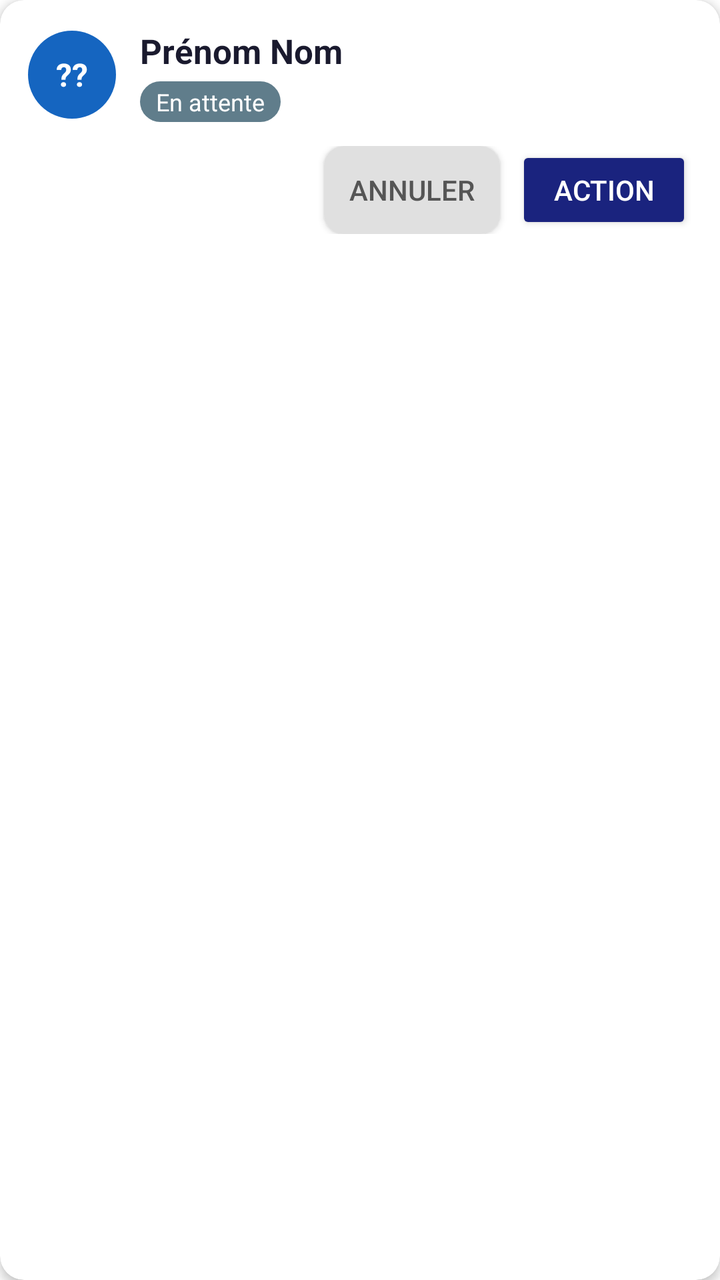
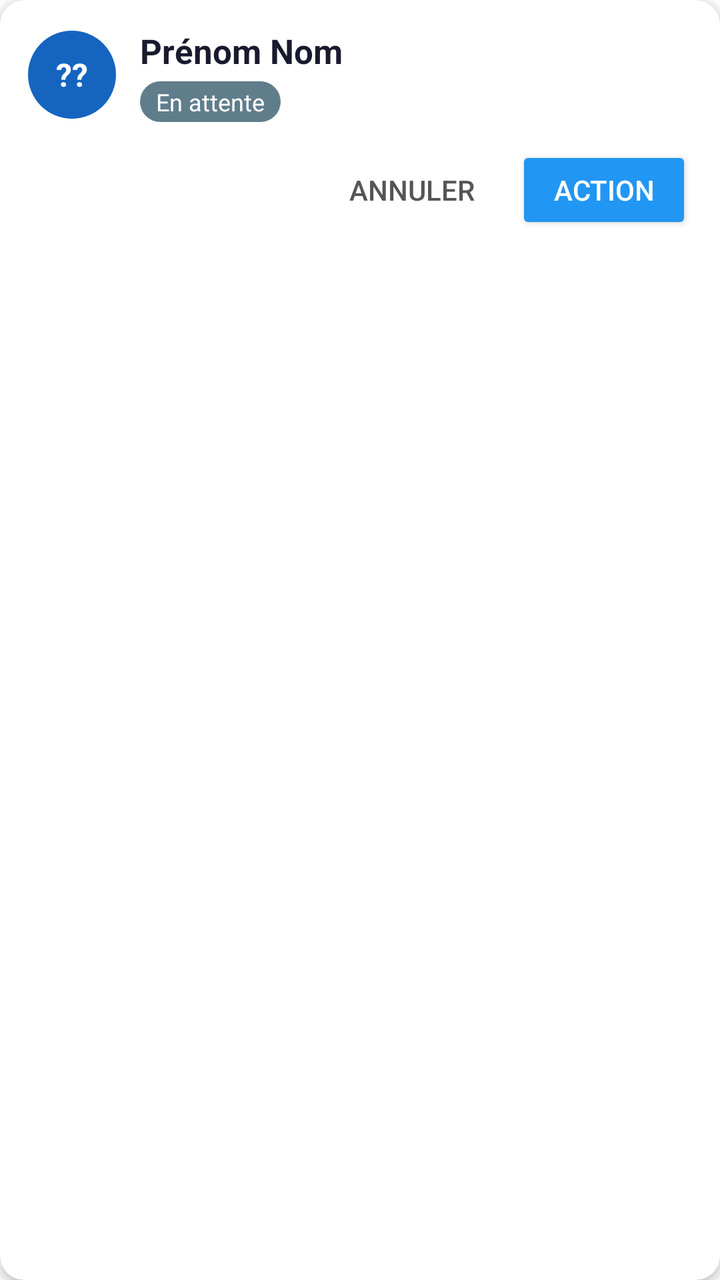

Two renders of the same Android screen: before a commit and after it. Below are the layout's source before the change and the commit's diff.
<!-- AndroidManifest.xml: application theme Theme.Follow -->
<!-- res/layout/item_vol.xml -->
<?xml version="1.0" encoding="utf-8"?>
<androidx.cardview.widget.CardView
    xmlns:android="http://schemas.android.com/apk/res/android"
    xmlns:app="http://schemas.android.com/apk/res-auto"
    android:id="@+id/cardView"
    android:layout_width="match_parent"
    android:layout_height="wrap_content"
    android:layout_marginHorizontal="4dp"
    android:layout_marginVertical="5dp"
    app:cardCornerRadius="12dp"
    app:cardElevation="3dp">

    <LinearLayout
        android:layout_width="match_parent"
        android:layout_height="wrap_content"
        android:orientation="vertical"
        android:padding="14dp">

        
        <LinearLayout
            android:layout_width="match_parent"
            android:layout_height="wrap_content"
            android:orientation="horizontal"
            android:gravity="center_vertical">

            
            <TextView
                android:id="@+id/tvInitiales"
                android:layout_width="44dp"
                android:layout_height="44dp"
                android:gravity="center"
                android:textSize="16sp"
                android:textStyle="bold"
                android:textColor="#FFFFFF"
                android:background="@drawable/bg_avatar"
                android:text="??" />

            
            <LinearLayout
                android:layout_width="0dp"
                android:layout_height="wrap_content"
                android:layout_weight="1"
                android:orientation="vertical"
                android:layout_marginStart="12dp">

                <TextView
                    android:id="@+id/tvNom"
                    android:layout_width="wrap_content"
                    android:layout_height="wrap_content"
                    android:textSize="17sp"
                    android:textStyle="bold"
                    android:textColor="#1A1A2E"
                    android:text="Prénom Nom" />

                <TextView
                    android:id="@+id/tvStatut"
                    android:layout_width="wrap_content"
                    android:layout_height="wrap_content"
                    android:layout_marginTop="4dp"
                    android:paddingHorizontal="8dp"
                    android:paddingVertical="2dp"
                    android:textSize="12sp"
                    android:textColor="#FFFFFF"
                    android:background="@drawable/bg_badge"
                    android:text="En attente" />

            </LinearLayout>

            
            <TextView
                android:id="@+id/tvTime"
                android:layout_width="wrap_content"
                android:layout_height="wrap_content"
                android:textSize="18sp"
                android:textStyle="bold"
                android:textColor="#1565C0"
                android:fontFamily="monospace"
                android:visibility="gone"
                android:text="09:34" />

        </LinearLayout>

        
        <TextView
            android:id="@+id/tvExos"
            android:layout_width="match_parent"
            android:layout_height="wrap_content"
            android:layout_marginTop="8dp"
            android:paddingHorizontal="10dp"
            android:paddingVertical="5dp"
            android:textSize="13sp"
            android:textColor="#1565C0"
            android:background="@drawable/bg_exos"
            android:visibility="gone"
            android:text="NF2 5 • NF2 6" />

        
        <LinearLayout
            android:layout_width="match_parent"
            android:layout_height="wrap_content"
            android:orientation="horizontal"
            android:layout_marginTop="12dp"
            android:gravity="end">

            <Button
                android:id="@+id/btnSecondary"
                android:layout_width="wrap_content"
                android:layout_height="44dp"
                android:layout_marginEnd="8dp"
                android:textSize="14sp"
                android:textColor="#555"
                android:background="@drawable/bg_btn_secondary"
                android:text="Annuler" />

            <Button
                android:id="@+id/btnPrimary"
                android:layout_width="wrap_content"
                android:layout_height="44dp"
                android:textSize="14sp"
                android:textColor="#FFFFFF"
                android:backgroundTint="@color/colorPrimary"
                android:text="Action" />

        </LinearLayout>

    </LinearLayout>

</androidx.cardview.widget.CardView>
<!-- resources referenced by this layout -->
<resources>
  <color name="colorPrimary">#1A237E</color>
  <!-- drawable bg_avatar (drawable) -->
  <?xml version="1.0" encoding="utf-8"?>
  <shape xmlns:android="http://schemas.android.com/apk/res/android"
      android:shape="oval">
      <solid android:color="#1565C0" />
  </shape>
  <!-- drawable bg_badge (drawable) -->
  <?xml version="1.0" encoding="utf-8"?>
  <shape xmlns:android="http://schemas.android.com/apk/res/android"
      android:shape="rectangle">
      <corners android:radius="20dp" />
      <solid android:color="#607D8B" />
  </shape>
  <!-- drawable bg_btn_secondary (drawable) -->
  <?xml version="1.0" encoding="utf-8"?>
  <shape xmlns:android="http://schemas.android.com/apk/res/android"
      android:shape="rectangle">
      <corners android:radius="10dp" />
      <solid android:color="#E0E0E0" />
  </shape>
  <!-- drawable bg_exos (drawable) -->
  <?xml version="1.0" encoding="utf-8"?>
  <shape xmlns:android="http://schemas.android.com/apk/res/android"
      android:shape="rectangle">
      <corners android:radius="8dp" />
      <solid android:color="#E3F2FD" />
      <stroke android:width="1dp" android:color="#90CAF9" />
  </shape>
  <style name="Theme.Follow" parent="Theme.MaterialComponents.Light.NoActionBar">
          <item name="colorPrimary">@color/colorPrimary</item>
          <item name="colorPrimaryDark">@color/colorPrimaryDark</item>
          <item name="colorAccent">@color/colorAccent</item>
          <item name="android:windowBackground">@android:color/white</item>
      </style>
  <color name="colorPrimaryDark">#0D1452</color>
  <color name="colorAccent">#2196F3</color>
</resources>

<!-- the commit's change to res/layout/item_vol.xml (unified diff, before → after) -->
@@ -16,14 +16,12 @@
         android:orientation="vertical"
         android:padding="14dp">
 
-        
         <LinearLayout
             android:layout_width="match_parent"
             android:layout_height="wrap_content"
             android:orientation="horizontal"
             android:gravity="center_vertical">
 
-            
             <TextView
                 android:id="@+id/tvInitiales"
                 android:layout_width="44dp"
@@ -35,7 +33,6 @@
                 android:background="@drawable/bg_avatar"
                 android:text="??" />
 
-            
             <LinearLayout
                 android:layout_width="0dp"
                 android:layout_height="wrap_content"
@@ -66,7 +63,6 @@
 
             </LinearLayout>
 
-            
             <TextView
                 android:id="@+id/tvTime"
                 android:layout_width="wrap_content"
@@ -80,7 +76,6 @@
 
         </LinearLayout>
 
-        
         <TextView
             android:id="@+id/tvExos"
             android:layout_width="match_parent"
@@ -94,7 +89,6 @@
             android:visibility="gone"
             android:text="NF2 5 • NF2 6" />
 
-        
         <LinearLayout
             android:layout_width="match_parent"
             android:layout_height="wrap_content"
@@ -108,8 +102,8 @@
                 android:layout_height="44dp"
                 android:layout_marginEnd="8dp"
                 android:textSize="14sp"
-                android:textColor="#555"
-                android:background="@drawable/bg_btn_secondary"
+                android:textColor="#555555"
+                style="@style/Widget.AppCompat.Button.Borderless"
                 android:text="Annuler" />
 
             <Button
@@ -118,7 +112,7 @@
                 android:layout_height="44dp"
                 android:textSize="14sp"
                 android:textColor="#FFFFFF"
-                android:backgroundTint="@color/colorPrimary"
+                style="@style/Widget.AppCompat.Button.Colored"
                 android:text="Action" />
 
         </LinearLayout>
<!-- resource entries referenced after the edit -->
@@ -1,6 +1,5 @@
 <!-- resources referenced by this layout -->
 <resources>
-  <color name="colorPrimary">#1A237E</color>
   <!-- drawable bg_avatar (drawable) -->
   <?xml version="1.0" encoding="utf-8"?>
   <shape xmlns:android="http://schemas.android.com/apk/res/android"
@@ -13,13 +12,6 @@
       android:shape="rectangle">
       <corners android:radius="20dp" />
       <solid android:color="#607D8B" />
-  </shape>
-  <!-- drawable bg_btn_secondary (drawable) -->
-  <?xml version="1.0" encoding="utf-8"?>
-  <shape xmlns:android="http://schemas.android.com/apk/res/android"
-      android:shape="rectangle">
-      <corners android:radius="10dp" />
-      <solid android:color="#E0E0E0" />
   </shape>
   <!-- drawable bg_exos (drawable) -->
   <?xml version="1.0" encoding="utf-8"?>
@@ -35,6 +27,7 @@
           <item name="colorAccent">@color/colorAccent</item>
           <item name="android:windowBackground">@android:color/white</item>
       </style>
+  <color name="colorPrimary">#1A237E</color>
   <color name="colorPrimaryDark">#0D1452</color>
   <color name="colorAccent">#2196F3</color>
 </resources>
